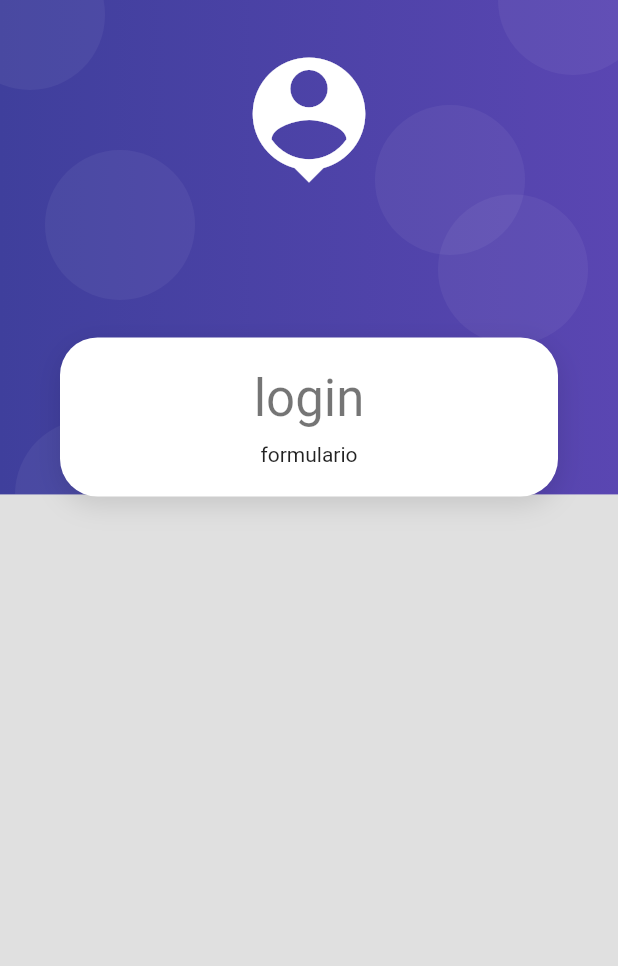
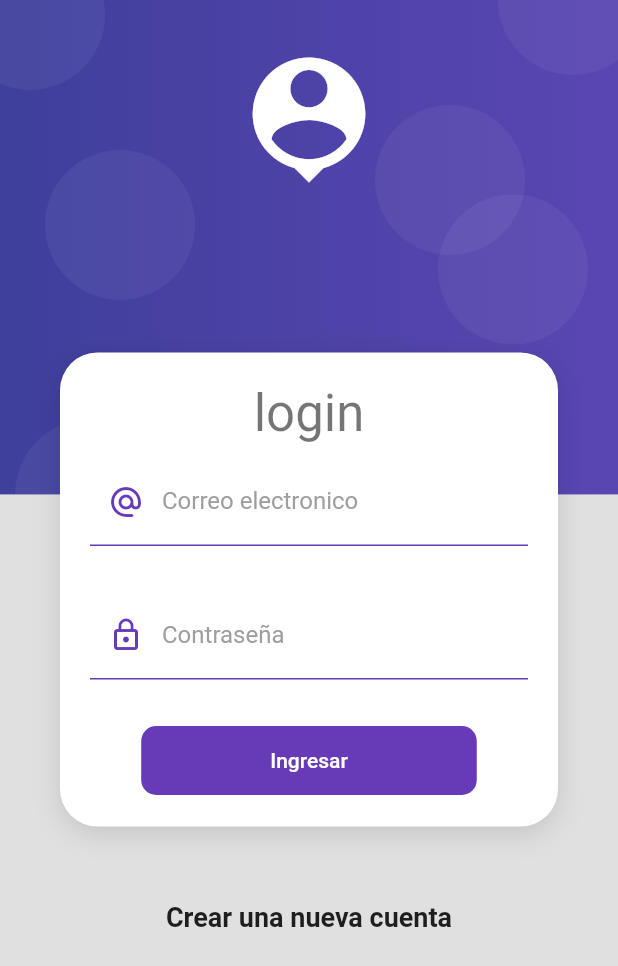
Before and after one commit to EdgarLS7/inicioSesion, a Flutter app: the screen it shows after launch, on a phone screen of 412 x 824 dp. Shown: the top 966 px of the screen. Run offline on Flutter 3.47's test engine with Material 2 defaults, Android fonts, the light colour scheme and no system bars.

Commit message:
Inputs y Terminacion del formulario de login

```diff
--- a/lib/screens/login_screen.dart
+++ b/lib/screens/login_screen.dart
@@ -1,5 +1,6 @@
 
 
+import 'package:flt_login/ui/input_decorations.dart';
 import 'package:flt_login/widgets/widgets.dart';
 import 'package:flutter/material.dart';
 
@@ -12,7 +13,7 @@ class LoginScreen extends StatelessWidget {
         child: SingleChildScrollView (
           child: Column(
             children: [
-              SizedBox( height: 225),
+              SizedBox( height: 235),
 
               CardContainer(
                 child: Column(
@@ -21,10 +22,14 @@ class LoginScreen extends StatelessWidget {
                     Text('login', style: Theme.of(context).textTheme.headline4),
                     SizedBox(height: 10,),
 
-                    Text('formulario')
+                    _LoginForm()
                   ],
                 ),
-              )
+              ),
+
+              SizedBox( height:  50,),
+              Text('Crear una nueva cuenta', style: TextStyle( fontSize: 18, fontWeight: FontWeight.bold),),
+              SizedBox( height: 150,)
             ],
           ),
         )
@@ -32,3 +37,60 @@ class LoginScreen extends StatelessWidget {
     );
   }
 }
+
+class _LoginForm extends StatelessWidget {
+  const _LoginForm({Key? key}) : super(key: key);
+
+  @override
+  Widget build(BuildContext context) {
+    return Container(
+      child: Form(
+        child: Column(
+          children: [
+            TextFormField(
+              autocorrect: false,
+              keyboardType: TextInputType.emailAddress,
+              decoration: Inputdecorations.authInputDecoration(
+                hintText: 'ie@soluciones.com',
+                labelText: 'Correo electronico',
+                prefixIcon: Icons.alternate_email_rounded
+              ),
+            ),
+
+            SizedBox(height: 30,),
+
+            TextFormField(
+              autocorrect: false,
+              obscureText: true,
+              keyboardType: TextInputType.emailAddress,
+              decoration: Inputdecorations.authInputDecoration(
+                hintText: '****',
+                labelText: 'Contraseña',
+                prefixIcon: Icons.lock_outline
+              ),
+            ),
+
+            SizedBox(height: 30,),
+
+            MaterialButton(
+              shape: RoundedRectangleBorder(borderRadius: BorderRadius.circular(10)),
+              disabledColor: Colors.grey,
+              elevation: 0,
+              color: Colors.deepPurple,
+              child: Container(
+                padding: EdgeInsets.symmetric( horizontal: 70, vertical: 15),
+                child: Text(
+                  'Ingresar',
+                  style: TextStyle(color: Colors.white),
+                ),
+              ),
+              onPressed: () {},
+
+            )
+
+          ],
+        ),
+      ),
+    );
+  }
+}
--- /dev/null
+++ b/lib/ui/input_decorations.dart
@@ -0,0 +1,37 @@
+import 'package:flutter/material.dart';
+
+class Inputdecorations {
+
+  static InputDecoration authInputDecoration ({
+    required String hintText,
+    required String labelText,
+    IconData? prefixIcon
+
+  }) {
+
+    return InputDecoration(
+        enabledBorder: UnderlineInputBorder(
+          borderSide: BorderSide(
+            color: Colors.deepPurple
+          ),
+        ),
+        focusedBorder: UnderlineInputBorder(
+          borderSide: BorderSide(
+            color: Colors.deepPurple,
+            width: 2.5
+          )
+        ),
+        hintText: hintText,
+        labelText: labelText,
+        labelStyle: TextStyle(
+          color: Colors.grey
+        ),
+
+        //Ternario
+        prefixIcon: prefixIcon != null
+          ? Icon(prefixIcon, color: Colors.deepPurple,)
+          : null
+    );
+  }
+
+}
```
